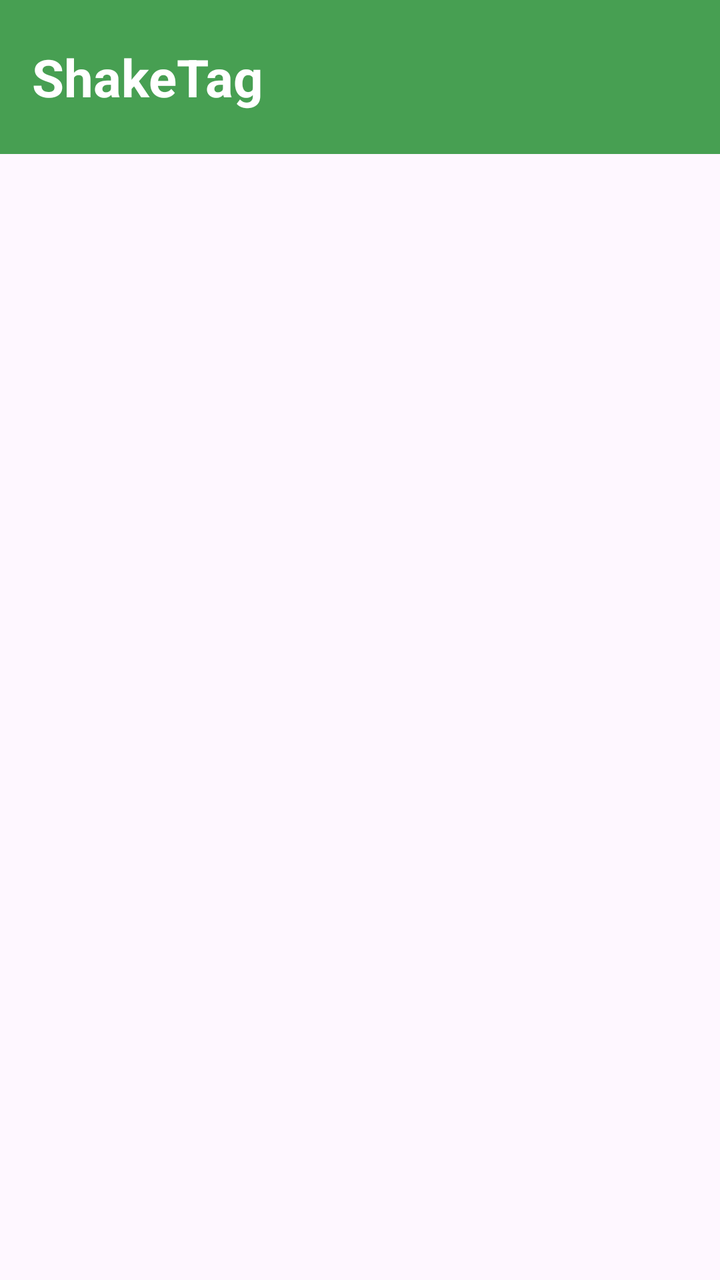
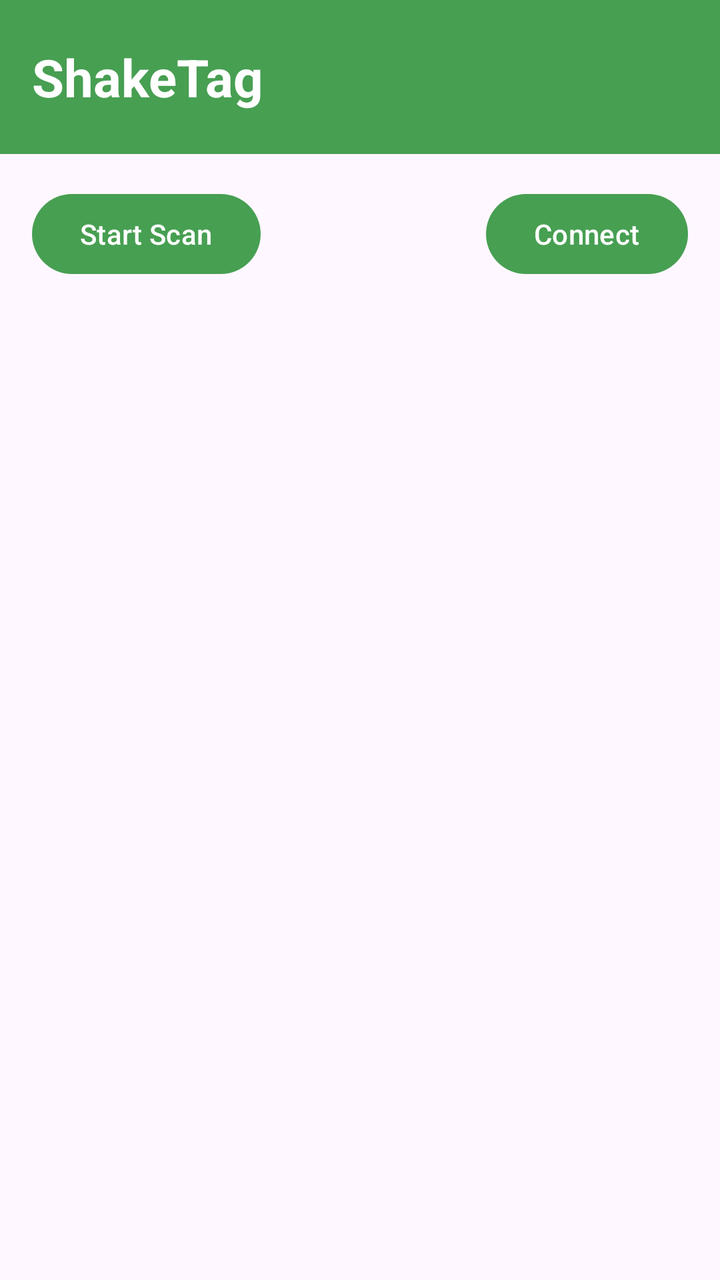

The first picture is an Android layout as it rendered before a commit; the second is the same layout after the commit. The layout source and the unified diff follow.
<!-- AndroidManifest.xml: application theme Theme.ShakeTag -->
<!-- res/layout/activity_add_sensor.xml -->
<?xml version="1.0" encoding="utf-8"?>
<androidx.constraintlayout.widget.ConstraintLayout xmlns:android="http://schemas.android.com/apk/res/android"
    xmlns:app="http://schemas.android.com/apk/res-auto"
    xmlns:tools="http://schemas.android.com/tools"
    android:id="@+id/main"
    android:layout_width="match_parent"
    android:layout_height="match_parent"
    tools:context=".AddSensorActivity">

    <include
        layout="@layout/toolbar"
        android:layout_width="0dp"
        android:layout_height="77dp"
        app:layout_constraintTop_toTopOf="parent"
        app:layout_constraintStart_toStartOf="parent"
        app:layout_constraintEnd_toEndOf="parent" />    


</androidx.constraintlayout.widget.ConstraintLayout>
<!-- res/layout/toolbar.xml (included above) -->
<?xml version="1.0" encoding="utf-8"?>
<com.google.android.material.appbar.MaterialToolbar xmlns:android="http://schemas.android.com/apk/res/android"
    xmlns:app="http://schemas.android.com/apk/res-auto"
    android:id="@+id/toolbar"
    android:layout_width="match_parent"
    android:layout_height="77dp"
    android:background="@color/header_green"
    app:title="@string/app_name"
    app:titleTextAppearance="@style/ToolbarTitle" />
<!-- resources referenced by this layout -->
<resources>
  <color name="header_green">#479F52</color>
  <string name="app_name">ShakeTag</string>
  <style name="ToolbarTitle" parent="TextAppearance.Material3.TitleLarge">
          <item name="android:textStyle">bold</item>
          <item name="android:textColor">@android:color/white</item>
          <item name="android:textSize">26sp</item>
      </style>
  <style name="Theme.ShakeTag" parent="Base.Theme.ShakeTag" />
  <style name="Base.Theme.ShakeTag" parent="Theme.Material3.DayNight.NoActionBar">
          
      </style>
</resources>

<!-- the commit's change to res/layout/activity_add_sensor.xml (unified diff, before → after) -->
@@ -13,7 +13,33 @@
         android:layout_height="77dp"
         app:layout_constraintTop_toTopOf="parent"
         app:layout_constraintStart_toStartOf="parent"
-        app:layout_constraintEnd_toEndOf="parent" />    
+        app:layout_constraintEnd_toEndOf="parent" />
+
+    <Button
+        android:id="@+id/scanButton"
+        android:layout_width="wrap_content"
+        android:layout_height="wrap_content"
+        android:layout_margin="16dp"
+        android:layout_marginStart="1dp"
+        android:onClick="startOrStopScan"
+        android:text="@string/start_scan"
+        android:textColor="@android:color/white"
+        app:backgroundTint="@color/header_green"
+        app:layout_constraintStart_toStartOf="parent"
+        app:layout_constraintTop_toBottomOf="@id/toolbar" />
+
+    <Button
+        android:id="@+id/connectButton"
+        android:layout_width="wrap_content"
+        android:layout_height="wrap_content"
+        android:layout_margin="16dp"
+        android:layout_marginEnd="56dp"
+        android:onClick="connectSensors"
+        android:text="@string/connect"
+        android:textColor="@android:color/white"
+        app:backgroundTint="@color/header_green"
+        app:layout_constraintEnd_toEndOf="parent"
+        app:layout_constraintTop_toBottomOf="@id/toolbar" />
 
 
 </androidx.constraintlayout.widget.ConstraintLayout>
<!-- resource entries referenced after the edit -->
@@ -2,6 +2,8 @@
 <resources>
   <color name="header_green">#479F52</color>
   <string name="app_name">ShakeTag</string>
+  <string name="connect">Connect</string>\
+  <string name="start_scan">Start Scan</string>
   <style name="ToolbarTitle" parent="TextAppearance.Material3.TitleLarge">
           <item name="android:textStyle">bold</item>
           <item name="android:textColor">@android:color/white</item>
